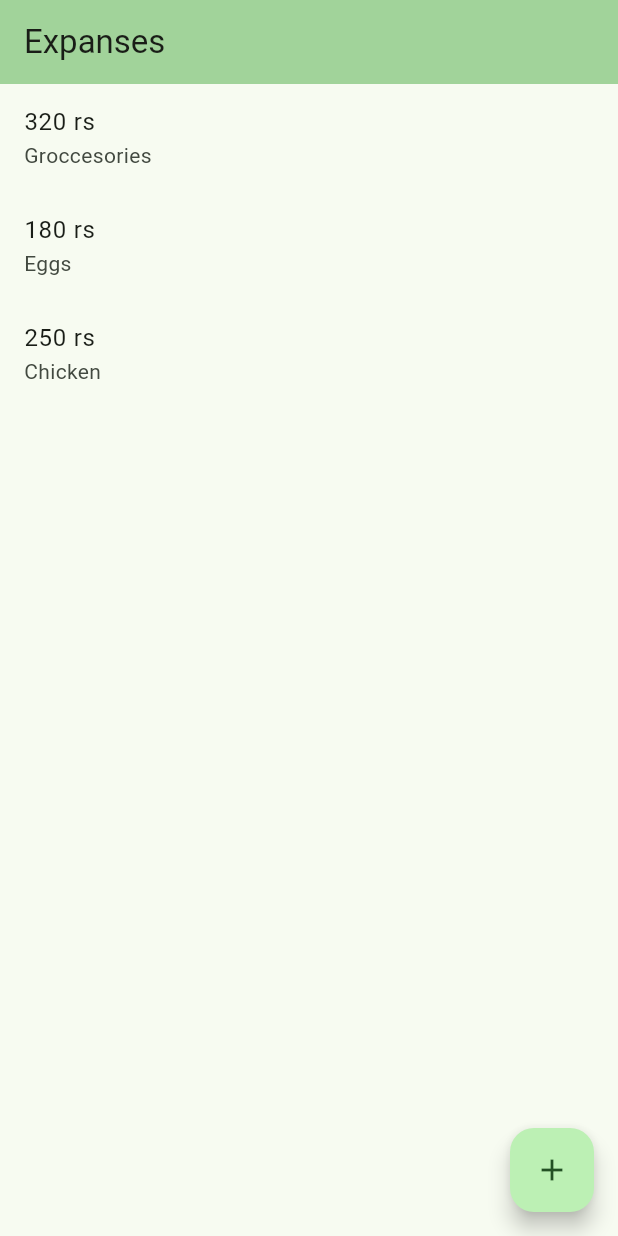
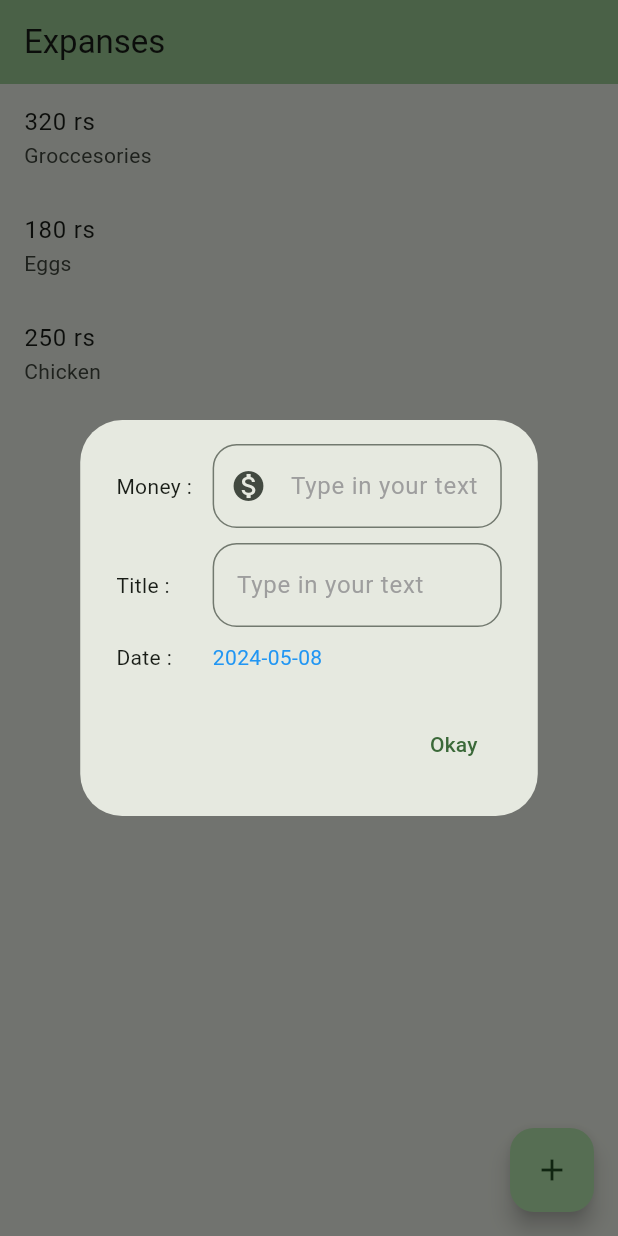
Before and after one commit to MudeNalinNaik/expense_tracking, a Flutter app: the screen it shows after launch, after a tap on the "add" icon, on a phone screen of 412 x 824 dp. Run offline on Flutter 3.47's test engine with Material 3 defaults, Android fonts, the phone set to English and light mode, and no system bars.

Commit message:
date picker added

```diff
--- a/lib/screens/homepage.dart
+++ b/lib/screens/homepage.dart
@@ -1,4 +1,7 @@
+import 'package:flutter/cupertino.dart';
 import 'package:flutter/material.dart';
+import 'package:flutter/services.dart';
+import 'package:flutter/widgets.dart';
 
 class MyHomePage extends StatefulWidget {
   const MyHomePage({super.key});
@@ -8,58 +11,152 @@ class MyHomePage extends StatefulWidget {
 }
 
 class _MyHomePageState extends State<MyHomePage> {
-  int _counter = 0;
+  DateTime selectedDate = DateTime.now();
 
-  void _incrementCounter() {
-    setState(() {
-      // This call to setState tells the Flutter framework that something has
-      // changed in this State, which causes it to rerun the build method below
-      // so that the display can reflect the updated values. If we changed
-      // _counter without calling setState(), then the build method would not be
-      // called again, and so nothing would appear to happen.
-      _counter++;
-    });
+  Future<void> _selectDate(BuildContext context) async {
+    final DateTime? picked = await showDatePicker(
+        context: context,
+        initialDate: selectedDate,
+        firstDate: DateTime(2015, 8),
+        lastDate: DateTime(2101));
+    if (picked != null && picked != selectedDate) {
+      setState(() {
+        selectedDate = picked;
+      });
+    }
   }
 
   @override
   Widget build(BuildContext context) {
-    // This method is rerun every time setState is called, for instance as done
-    // by the _incrementCounter method above.
-    //
-    // The Flutter framework has been optimized to make rerunning build methods
-    // fast, so that you can just rebuild anything that needs updating rather
-    // than having to individually change instances of widgets.
     return Scaffold(
       appBar: AppBar(
-        // TRY THIS: Try changing the color here to a specific color (to
-        // Colors.amber, perhaps?) and trigger a hot reload to see the AppBar
-        // change color while the other colors stay the same.
         backgroundColor: Theme.of(context).colorScheme.inversePrimary,
-        // Here we take the value from the MyHomePage object that was created by
-        // the App.build method, and use it to set our appbar title.
-        title: Text('Expanses'),
+        title: const Text('Expanses'),
       ),
       body: const Column(
         children: <Widget>[
           ListTile(
             title: Text('320 rs'),
-            subtitle:Text('Groccesories') ,
+            subtitle: Text('Groccesories'),
           ),
           ListTile(
             title: Text('180 rs'),
-            subtitle:Text('Eggs') ,
+            subtitle: Text('Eggs'),
           ),
           ListTile(
             title: Text('250 rs'),
-            subtitle:Text('Chicken') ,
+            subtitle: Text('Chicken'),
           ),
         ],
       ),
       floatingActionButton: FloatingActionButton(
-        onPressed: _incrementCounter,
-        tooltip: 'Increment',
+        onPressed: () {
+          showDialog(
+              context: context,
+              builder: (_) => StatefulBuilder(
+                  builder: (context, setState) {
+                    DateTime selectedDate = DateTime.now();
+                    return AlertDialog(
+                        content: Column(
+                          mainAxisSize: MainAxisSize.min,
+                          children: [
+                            Row(
+                              children: [
+                                const Expanded(flex: 1, child: Text('Money : ')),
+                                Expanded(
+                                    flex: 3,
+                                    child: TextField(
+                                      keyboardType: TextInputType.number,
+                                      inputFormatters: <TextInputFormatter>[
+                                        FilteringTextInputFormatter.allow(
+                                            RegExp(r'[0-9]')),
+                                        FilteringTextInputFormatter.digitsOnly
+                                      ],
+                                      decoration: InputDecoration(
+                                        prefixIcon:
+                                            const Icon(Icons.monetization_on),
+                                        border: OutlineInputBorder(
+                                          borderRadius: BorderRadius.circular(16.0),
+                                        ),
+                                        hintStyle:
+                                            const TextStyle(color: Colors.grey),
+                                        hintText: "Type in your text",
+                                        fillColor: Colors.white70,
+                                      ),
+                                    ))
+                              ],
+                            ),
+                            const SizedBox(
+                              height: 10,
+                            ),
+                            Row(
+                              children: [
+                                const Expanded(flex: 1, child: Text('Title : ')),
+                                Expanded(
+                                    flex: 3,
+                                    child: TextField(
+                                      decoration: InputDecoration(
+                                        border: OutlineInputBorder(
+                                          borderRadius: BorderRadius.circular(16.0),
+                                        ),
+                                        hintStyle:
+                                            const TextStyle(color: Colors.grey),
+                                        hintText: "Type in your text",
+                                        fillColor: Colors.white70,
+                                      ),
+                                    ))
+                              ],
+                            ),
+                            const SizedBox(
+                              height: 10,
+                            ),
+                            Row(
+                              children: [
+                                const Expanded(flex: 1, child: Text('Date : ')),
+                                Expanded(
+                                    flex: 3,
+                                    child: InkWell(
+                                      onTap: () {
+
+                                        Future<void> _selectDate(BuildContext context) async {
+                                          final DateTime? picked = await showDatePicker(
+                                              context: context,
+                                              initialDate: selectedDate,
+                                              firstDate: DateTime(2015, 8),
+                                              lastDate: DateTime(2101));
+                                          if (picked != null && picked != selectedDate) {
+                                            setState(() {
+                                              selectedDate = picked;
+                                            });
+                                          }
+                                        }
+                                      },
+                                      child: Text(
+                                        "${selectedDate.year.toString()}-${selectedDate.month.toString().padLeft(2,'0')}-${selectedDate.day.toString().padLeft(2,'0')}",
+                                        style: Theme.of(context)
+                                            .textTheme
+                                            .bodyMedium
+                                            ?.copyWith(color: Colors.blue),
+                                      ),
+                                    ))
+                              ],
+                            ),
+                          ],
+                        ),
+                        actions: [
+                          TextButton(
+                              onPressed: () {
+                                Navigator.pop(context);
+                              },
+                              child: const Text('Okay'))
+                        ],
+                      );
+                }
+              ));
+        },
+        tooltip: 'Add New',
         child: const Icon(Icons.add),
-      ), // This trailing comma makes auto-formatting nicer for build methods.
+      ),
     );
   }
 }
--- a/lib/screens/splash_screen.dart
+++ b/lib/screens/splash_screen.dart
@@ -21,9 +21,10 @@ class _SplashScreenState extends State<SplashScreen> {
   @override
   Widget build(BuildContext context) {
     return const Scaffold(
+      backgroundColor: Colors.green,
       body: Center(
         child: Text(
-          'Loading...',
+          'Expense Tracking...',
           style: TextStyle(fontWeight: FontWeight.bold, fontSize: 40),
         ),
       ),
--- a/pubspec.yaml
+++ b/pubspec.yaml
@@ -19,7 +19,7 @@ publish_to: 'none' # Remove this line if you wish to publish to pub.dev
 version: 1.0.0+1
 
 environment:
-  sdk: '>=3.3.4 <4.0.0'
+  sdk: '>=3.3.1 <4.0.0'
 
 # Dependencies specify other packages that your package needs in order to work.
 # To automatically upgrade your package dependencies to the latest versions
```
Also changed, not shown: pubspec.lock.
